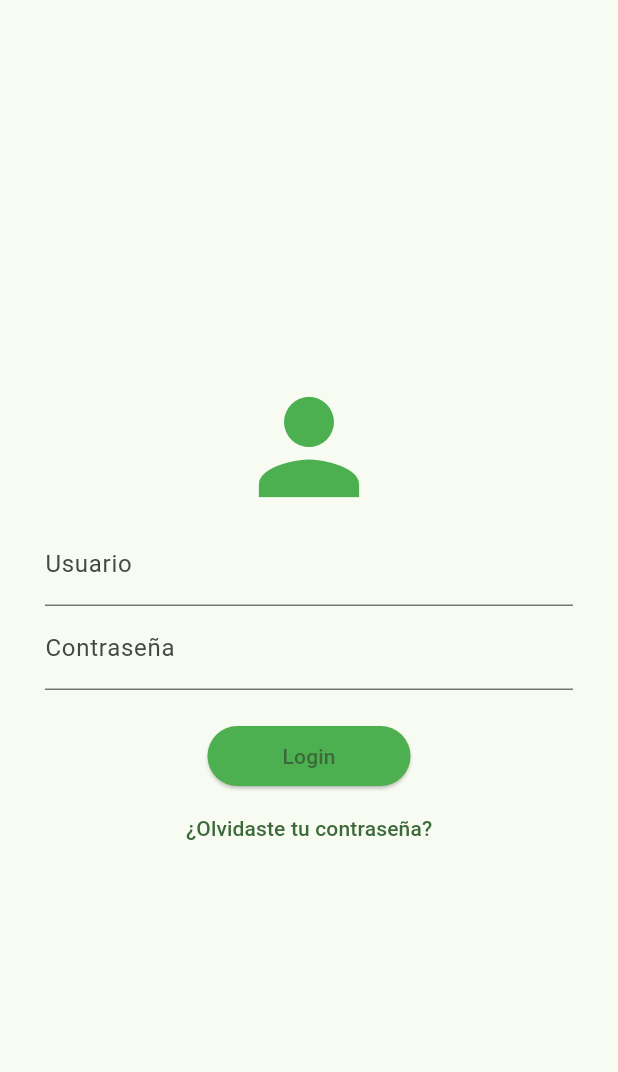
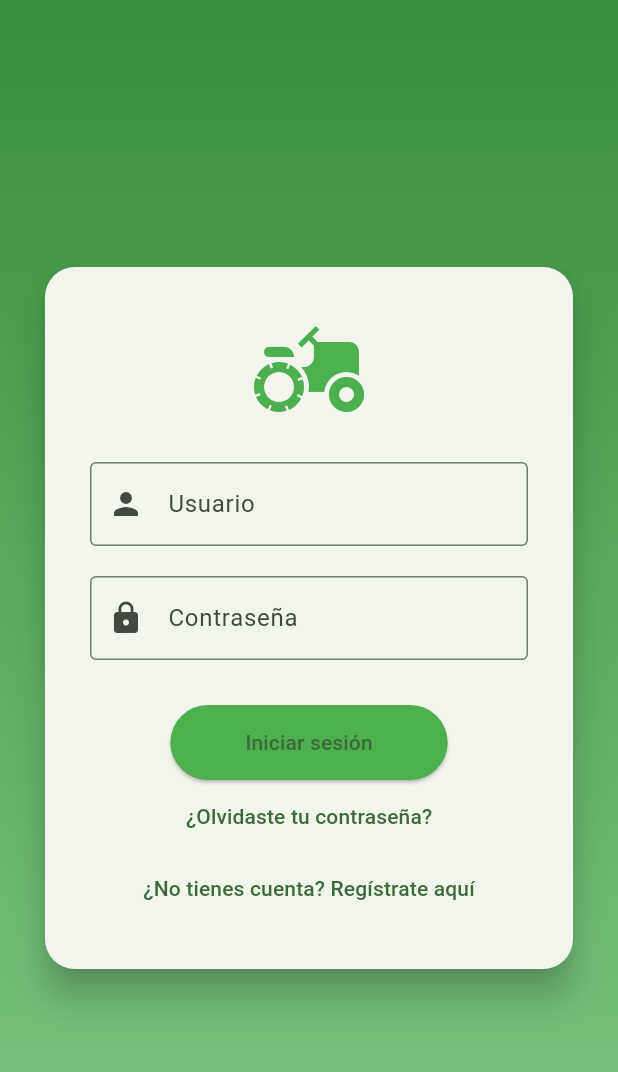
Before and after one commit to GarciaCardenas/AgroDataAPP, a Flutter app: the screen it shows after launch, on a phone screen of 412 x 824 dp. Shown: the top 1072 px of the screen. Run offline on Flutter 3.47's test engine with Material 3 defaults, Android fonts, the phone set to English and light mode, and no system bars; our stand-ins replace image_picker, sqflite; accounts and stored records are empty.

Commit message:
Ajuste login y register

```diff
--- a/lib/main.dart
+++ b/lib/main.dart
@@ -1,5 +1,6 @@
 import 'package:flutter/material.dart';
 import 'screens/login_screen.dart';
+import 'screens/register_screen.dart';
 import 'screens/home_screen.dart';
 import 'screens/cultivo_screen.dart';
 import 'screens/opciones_screen.dart';
@@ -27,6 +28,7 @@ class MyApp extends StatelessWidget {
       initialRoute: '/login',
       routes: {
         '/login': (context) => LoginScreen(),
+        '/register': (context) => RegisterScreen(),
         '/home': (context) =>  HomeScreen(),
         '/cultivo': (context) =>  CultivoScreen(),
         '/opciones': (context) =>  OpcionesScreen(),
--- /dev/null
+++ b/lib/screens/database_helper.dart
@@ -0,0 +1,59 @@
+import 'package:sqflite/sqflite.dart';
+import 'package:path/path.dart';
+
+class DatabaseHelper {
+  static final _databaseName = "AppDatabase.db";
+  static final _databaseVersion = 1;
+
+  static final table = 'usuarios';
+
+  static final columnId = 'id';
+  static final columnNombre = 'nombre';
+  static final columnEmail = 'email';
+  static final columnUsuario = 'usuario';
+  static final columnContrasena = 'contrasena';
+
+  DatabaseHelper._privateConstructor();
+  static final DatabaseHelper instance = DatabaseHelper._privateConstructor();
+
+  static Database? _database;
+
+  Future<Database> get database async {
+    if (_database != null) return _database!;
+    _database = await _initDatabase();
+    return _database!;
+  }
+
+  _initDatabase() async {
+    String path = join(await getDatabasesPath(), _databaseName);
+    return await openDatabase(path,
+        version: _databaseVersion, onCreate: _onCreate);
+  }
+
+  Future _onCreate(Database db, int version) async {
+    await db.execute('''
+          CREATE TABLE $table (
+            $columnId INTEGER PRIMARY KEY AUTOINCREMENT,
+            $columnNombre TEXT NOT NULL,
+            $columnEmail TEXT NOT NULL,
+            $columnUsuario TEXT NOT NULL,
+            $columnContrasena TEXT NOT NULL
+          )
+          ''');
+  }
+
+  Future<int> insertarUsuario(Map<String, dynamic> row) async {
+    Database db = await instance.database;
+    return await db.insert(table, row);
+  }
+
+  Future<Map<String, dynamic>?> validarLogin(String usuario, String contrasena) async {
+    Database db = await instance.database;
+    List<Map<String, dynamic>> result = await db.query(
+      table,
+      where: '$columnUsuario = ? AND $columnContrasena = ?',
+      whereArgs: [usuario, contrasena],
+    );
+    return result.isNotEmpty ? result.first : null;
+  }
+}
--- a/lib/screens/login_screen.dart
+++ b/lib/screens/login_screen.dart
@@ -1,4 +1,5 @@
 import 'package:flutter/material.dart';
+import 'database_helper.dart';
 
 class LoginScreen extends StatelessWidget {
   final TextEditingController userController = TextEditingController();
@@ -7,38 +8,82 @@ class LoginScreen extends StatelessWidget {
   @override
   Widget build(BuildContext context) {
     return Scaffold(
-      body: Center(
+      body: Container(
+        decoration: BoxDecoration(
+          gradient: LinearGradient(
+            colors: [Colors.green.shade700, Colors.green.shade300],
+            begin: Alignment.topCenter,
+            end: Alignment.bottomCenter,
+          ),
+        ),
+        child: Center(
+          child: SingleChildScrollView(
+            child: Card(
+              margin: EdgeInsets.symmetric(horizontal: 30),
+              shape: RoundedRectangleBorder(
+                borderRadius: BorderRadius.circular(20),
+              ),
+              elevation: 10,
               child: Padding(
-          padding: EdgeInsets.all(30.0),
+                padding: const EdgeInsets.all(30.0),
                 child: Column(
-            mainAxisAlignment: MainAxisAlignment.center,
                   children: [
-              Icon(Icons.person, size: 100, color: Colors.green),
+                    Icon(Icons.agriculture, size: 80, color: Colors.green),
+                    SizedBox(height: 20),
                     TextField(
                       controller: userController,
-                decoration: InputDecoration(labelText: 'Usuario'),
+                      decoration: InputDecoration(
+                        labelText: 'Usuario',
+                        prefixIcon: Icon(Icons.person),
+                        border: OutlineInputBorder(),
                       ),
+                    ),
+                    SizedBox(height: 20),
                     TextField(
                       controller: passController,
-                decoration: InputDecoration(labelText: 'Contraseña'),
                       obscureText: true,
+                      decoration: InputDecoration(
+                        labelText: 'Contraseña',
+                        prefixIcon: Icon(Icons.lock),
+                        border: OutlineInputBorder(),
                       ),
-              SizedBox(height: 20),
+                    ),
+                    SizedBox(height: 30),
                     ElevatedButton(
-                onPressed: () {
+                      onPressed: () async {
+                        final db = DatabaseHelper.instance;
+                        final user = await db.validarLogin(
+                          userController.text,
+                          passController.text,
+                        );
+                        if (user != null) {
                           Navigator.pushReplacementNamed(context, '/home');
+                        } else {
+                          ScaffoldMessenger.of(context).showSnackBar(
+                            SnackBar(content: Text("Usuario o contraseña incorrectos")),
+                          );
+                        }
                       },
-                child: Text("Login"),
+                      child: Text("Iniciar sesión"),
                       style: ElevatedButton.styleFrom(
                         backgroundColor: Colors.green,
-                  padding: EdgeInsets.symmetric(horizontal: 50),
+                        padding: EdgeInsets.symmetric(horizontal: 50, vertical: 15),
                       ),
                     ),
                     TextButton(
                       onPressed: () {},
                       child: Text("¿Olvidaste tu contraseña?"),
                     ),
+                    TextButton(
+                      onPressed: () {
+                        Navigator.pushNamed(context, '/register');
+                      },
+                      child: Text("¿No tienes cuenta? Regístrate aquí"),
+                    ),
                   ],
+                ),
+              ),
+            ),
           ),
         ),
       ),
--- a/pubspec.yaml
+++ b/pubspec.yaml
@@ -33,6 +33,9 @@ dependencies:
   image_picker: ^1.0.4
   http: ^0.13.6
   path_provider: ^2.0.14
+  shared_preferences: ^2.1.0
+  sqflite: ^2.3.0
+  path: ^1.8.3
 
   # The following adds the Cupertino Icons font to your application.
   # Use with the CupertinoIcons class for iOS style icons.
```
Also changed, not shown: lib/screens/register_screen.dart (added, +65 -0 lines), pubspec.lock, 2 other files. Lines whose indentation alone changed are shown as unchanged.
